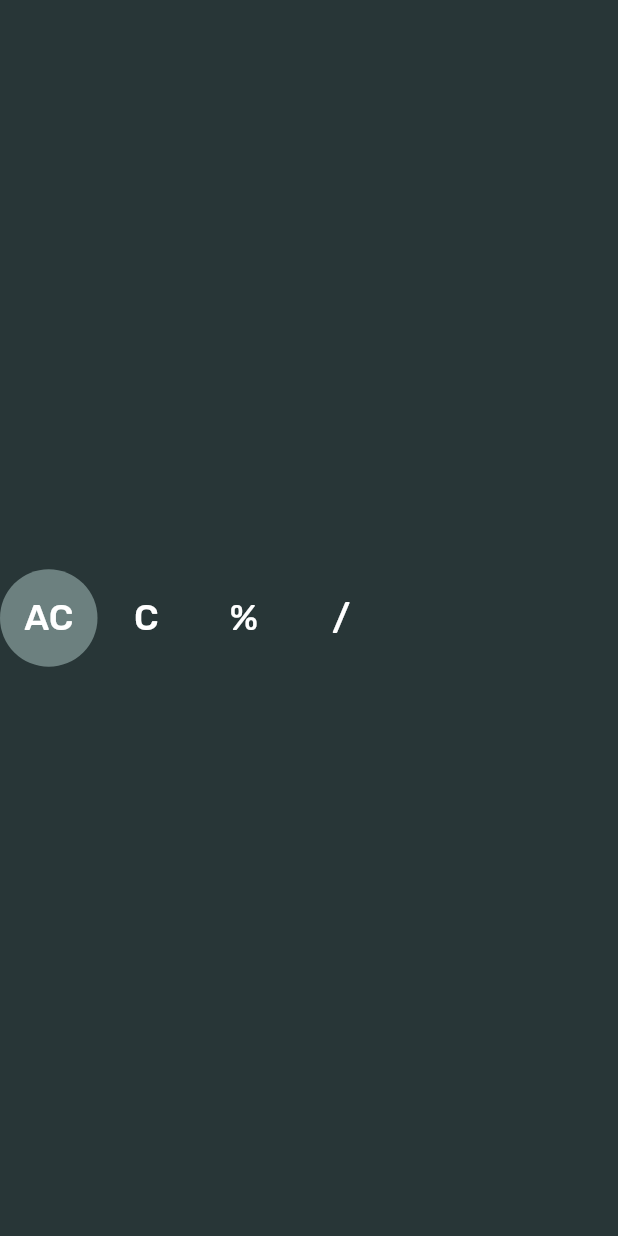
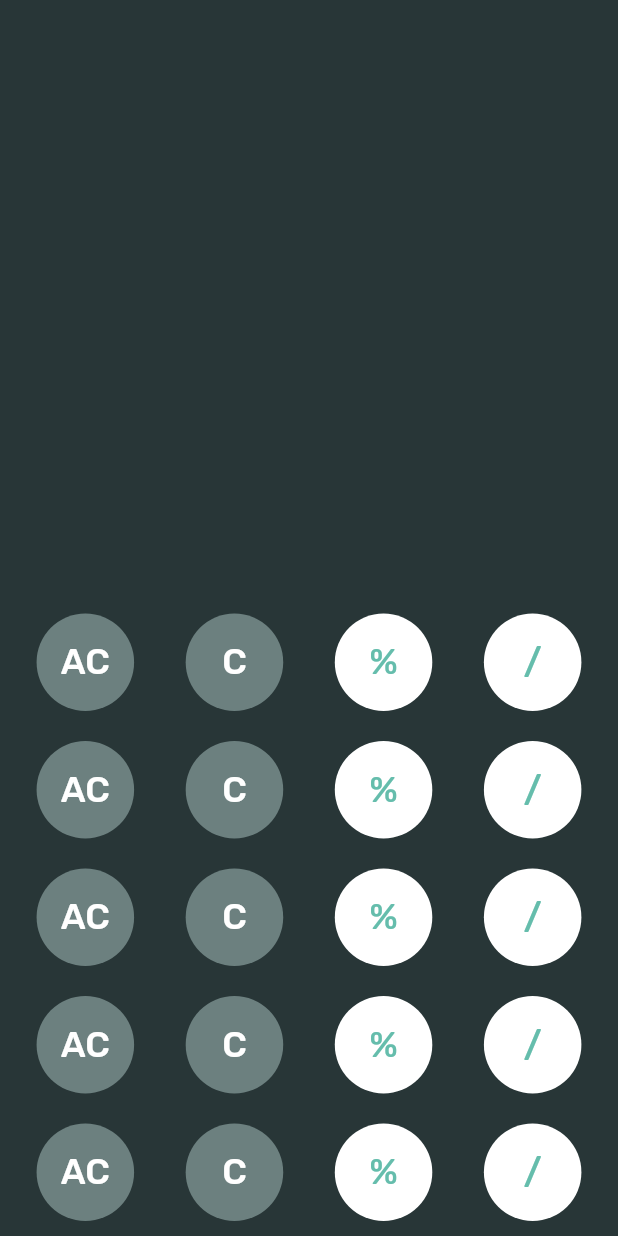
Before and after one commit to hiverkiya/Flutter-Apps, a Flutter app: the screen it shows after launch, on a phone screen of 412 x 824 dp. Run offline on Flutter 3.47's test engine with Material 2 defaults, Android fonts, the phone set to English and light mode, and no system bars; our stand-ins replace google_fonts.

Commit message:
Adding Buttons

```diff
--- a/calculator/lib/main.dart
+++ b/calculator/lib/main.dart
@@ -12,22 +12,125 @@ class CalcApp extends StatelessWidget {
       title: 'Calculator',
       home: Scaffold(
         backgroundColor: Color(0xFF283637),
-        body: Center(
-          child: Row(children: <Widget>[
+        body: Column(
+          mainAxisAlignment: MainAxisAlignment.end,
+          children: <Widget>[
+            Row(
+              mainAxisAlignment: MainAxisAlignment.spaceEvenly,
+              children: <Widget>[
                 CalcButton(
                   text: 'AC',
                   fillColor: 0xFF6C807F,
                 ),
                 CalcButton(
                   text: 'C',
+                  fillColor: 0xFF6C807F,
                 ),
                 CalcButton(
                   text: '%',
+                  fillColor: 0xFFFFFFFF,
+                  textColor: 0xFF65BDAC,
                 ),
                 CalcButton(
                   text: '/',
+                  fillColor: 0xFFFFFFFF,
+                  textColor: 0xFF65BDAC,
                 ),
-          ]),
+              ],
+            ),
+            Row(
+              mainAxisAlignment: MainAxisAlignment.spaceEvenly,
+              children: <Widget>[
+                CalcButton(
+                  text: 'AC',
+                  fillColor: 0xFF6C807F,
+                ),
+                CalcButton(
+                  text: 'C',
+                  fillColor: 0xFF6C807F,
+                ),
+                CalcButton(
+                  text: '%',
+                  fillColor: 0xFFFFFFFF,
+                  textColor: 0xFF65BDAC,
+                ),
+                CalcButton(
+                  text: '/',
+                  fillColor: 0xFFFFFFFF,
+                  textColor: 0xFF65BDAC,
+                ),
+              ],
+            ),
+            Row(
+              mainAxisAlignment: MainAxisAlignment.spaceEvenly,
+              children: <Widget>[
+                CalcButton(
+                  text: 'AC',
+                  fillColor: 0xFF6C807F,
+                ),
+                CalcButton(
+                  text: 'C',
+                  fillColor: 0xFF6C807F,
+                ),
+                CalcButton(
+                  text: '%',
+                  fillColor: 0xFFFFFFFF,
+                  textColor: 0xFF65BDAC,
+                ),
+                CalcButton(
+                  text: '/',
+                  fillColor: 0xFFFFFFFF,
+                  textColor: 0xFF65BDAC,
+                ),
+              ],
+            ),
+            Row(
+              mainAxisAlignment: MainAxisAlignment.spaceEvenly,
+              children: <Widget>[
+                CalcButton(
+                  text: 'AC',
+                  fillColor: 0xFF6C807F,
+                ),
+                CalcButton(
+                  text: 'C',
+                  fillColor: 0xFF6C807F,
+                ),
+                CalcButton(
+                  text: '%',
+                  fillColor: 0xFFFFFFFF,
+                  textColor: 0xFF65BDAC,
+                ),
+                CalcButton(
+                  text: '/',
+                  fillColor: 0xFFFFFFFF,
+                  textColor: 0xFF65BDAC,
+                ),
+              ],
+            ),
+            Row(
+              mainAxisAlignment: MainAxisAlignment.spaceEvenly,
+              children: <Widget>[
+                CalcButton(
+                  text: 'AC',
+                  fillColor: 0xFF6C807F,
+                ),
+                CalcButton(
+                  text: 'C',
+                  fillColor: 0xFF6C807F,
+                ),
+                CalcButton(
+                  text: '%',
+                  fillColor: 0xFFFFFFFF,
+                  textColor: 0xFF65BDAC,
+                ),
+                CalcButton(
+                  text: '/',
+                  fillColor: 0xFFFFFFFF,
+                  textColor: 0xFF65BDAC,
+                ),
+              ],
+            ),
+          ],
         ),
       ),
     );
--- a/calculator/lib/widgets/CalcButton.dart
+++ b/calculator/lib/widgets/CalcButton.dart
@@ -15,11 +15,14 @@ class CalcButton extends StatelessWidget {
       : super(key: key);
   @override
   Widget build(BuildContext context) {
-    return SizedBox(
+    return Container(
+      margin: EdgeInsets.all(10),
+      child: SizedBox(
         width: 65,
         height: 65,
         child: FlatButton(
-        shape: RoundedRectangleBorder(borderRadius: BorderRadius.circular(50)),
+          shape:
+              RoundedRectangleBorder(borderRadius: BorderRadius.circular(50)),
           child: Text(
             text,
             style: GoogleFonts.rubik(
@@ -31,6 +34,7 @@ class CalcButton extends StatelessWidget {
           color: fillColor != null ? Color(fillColor) : null,
           textColor: Color(textColor),
         ),
+      ),
     );
   }
 }
```
Lines whose indentation alone changed are shown as unchanged.
